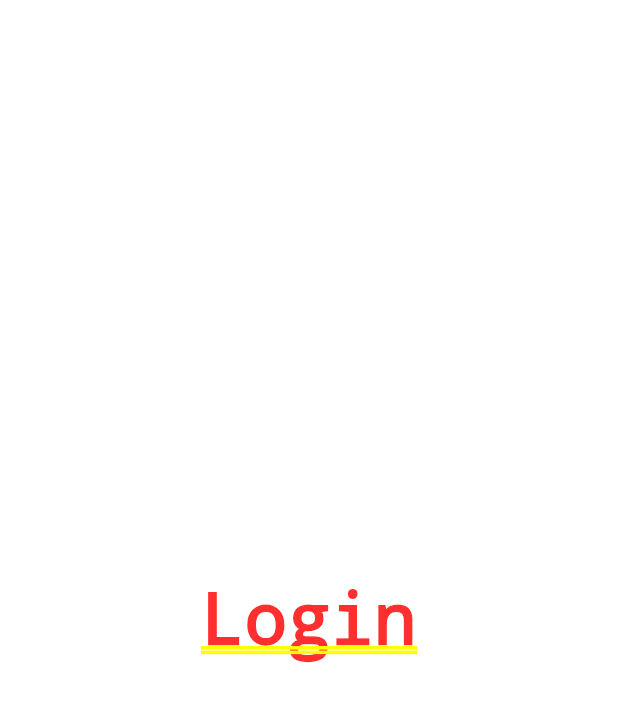
After one commit to IbnuTopanAdib/Chat-App-With-Notification, a Flutter app: the screen it shows once a user with an empty profile is signed in, on a phone screen of 412 x 824 dp. The commit adds this screen. Shown: the top 702 px of the screen. Run offline on Flutter 3.47's test engine with Material 3 defaults, Android fonts, the phone set to English and light mode, and no system bars; our stand-ins replace firebase_auth, firebase_core; accounts and stored records are empty; network calls fail.

Commit message:
show different screen based on the authentication state

```diff
--- a/lib/main.dart
+++ b/lib/main.dart
@@ -1,5 +1,7 @@
 import 'package:chat_with_notif/firebase_options.dart';
 import 'package:chat_with_notif/screen/auth_screen.dart';
+import 'package:chat_with_notif/screen/chat_screen.dart';
+import 'package:firebase_auth/firebase_auth.dart';
 import 'package:firebase_core/firebase_core.dart';
 import 'package:flutter/material.dart';
 
@@ -24,7 +26,14 @@ class MyApp extends StatelessWidget {
           brightness: Brightness.light, // Menetapkan tema cerah
         ),
       ),
-      home: const AuthScreen(),
+      home: StreamBuilder(
+          stream: FirebaseAuth.instance.authStateChanges(),
+          builder: (context, snapshot) {
+            if (snapshot.hasData) {
+              return const ChatScreen();
+            }
+            return const AuthScreen();
+          }),
     );
   }
 }
--- /dev/null
+++ b/lib/screen/chat_screen.dart
@@ -0,0 +1,17 @@
+import 'package:flutter/material.dart';
+
+class ChatScreen extends StatefulWidget {
+  const ChatScreen({super.key});
+
+  @override
+  State<ChatScreen> createState() => _ChatScreenState();
+}
+
+class _ChatScreenState extends State<ChatScreen> {
+  @override
+  Widget build(BuildContext context) {
+    return const Center(
+      child: Text('Login'),
+    );
+  }
+}
```
